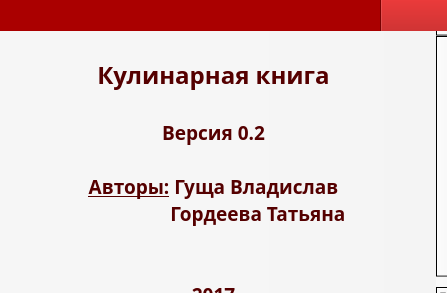
Qt form GUI/about.ui (Gushcha-Vladislav/gui-1h2017-10) before a commit.
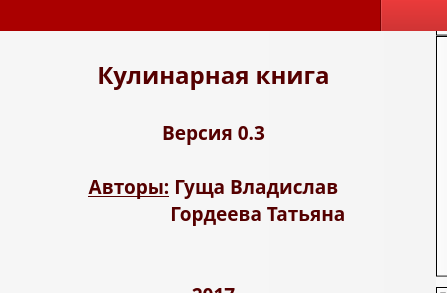
The same form after that commit. Icons and pictures are not drawn.

Diff of the .ui file:
```diff
--- a/GUI/about.ui
+++ b/GUI/about.ui
@@ -49,7 +49,7 @@
 &lt;p align=&quot;center&quot; style=&quot;-qt-paragraph-type:empty; margin-top:0px; margin-bottom:0px; margin-left:0px; margin-right:0px; -qt-block-indent:0; text-indent:0px;&quot;&gt;&lt;br /&gt;&lt;/p&gt;
 &lt;p align=&quot;center&quot; style=&quot; margin-top:0px; margin-bottom:0px; margin-left:0px; margin-right:0px; -qt-block-indent:0; text-indent:0px;&quot;&gt;&lt;span style=&quot; font-size:18pt; font-weight:600; color:#550000;&quot;&gt;Кулинарная книга&lt;/span&gt;&lt;/p&gt;
 &lt;p align=&quot;center&quot; style=&quot;-qt-paragraph-type:empty; margin-top:0px; margin-bottom:0px; margin-left:0px; margin-right:0px; -qt-block-indent:0; text-indent:0px; font-size:14pt; font-weight:600; color:#550000;&quot;&gt;&lt;br /&gt;&lt;/p&gt;
-&lt;p align=&quot;center&quot; style=&quot; margin-top:0px; margin-bottom:0px; margin-left:0px; margin-right:0px; -qt-block-indent:0; text-indent:0px;&quot;&gt;&lt;span style=&quot; font-size:14pt; font-weight:600; color:#550000;&quot;&gt;Версия 0.2&lt;/span&gt;&lt;/p&gt;
+&lt;p align=&quot;center&quot; style=&quot; margin-top:0px; margin-bottom:0px; margin-left:0px; margin-right:0px; -qt-block-indent:0; text-indent:0px;&quot;&gt;&lt;span style=&quot; font-size:14pt; font-weight:600; color:#550000;&quot;&gt;Версия 0.3&lt;/span&gt;&lt;/p&gt;
 &lt;p align=&quot;center&quot; style=&quot;-qt-paragraph-type:empty; margin-top:0px; margin-bottom:0px; margin-left:0px; margin-right:0px; -qt-block-indent:0; text-indent:0px; font-size:14pt; font-weight:600; color:#550000;&quot;&gt;&lt;br /&gt;&lt;/p&gt;
 &lt;p align=&quot;center&quot; style=&quot; margin-top:0px; margin-bottom:0px; margin-left:0px; margin-right:0px; -qt-block-indent:0; text-indent:0px;&quot;&gt;&lt;span style=&quot; font-size:14pt; font-weight:600; text-decoration: underline; color:#550000;&quot;&gt;Авторы:&lt;/span&gt;&lt;span style=&quot; font-size:14pt; font-weight:600; color:#550000;&quot;&gt; Гуща Владислав&lt;/span&gt;&lt;/p&gt;
 &lt;p align=&quot;center&quot; style=&quot; margin-top:0px; margin-bottom:0px; margin-left:0px; margin-right:0px; -qt-block-indent:0; text-indent:0px;&quot;&gt;&lt;span style=&quot; font-size:14pt; font-weight:600; color:#550000;&quot;&gt;                  Гордеева Татьяна&lt;/span&gt;&lt;/p&gt;
```
